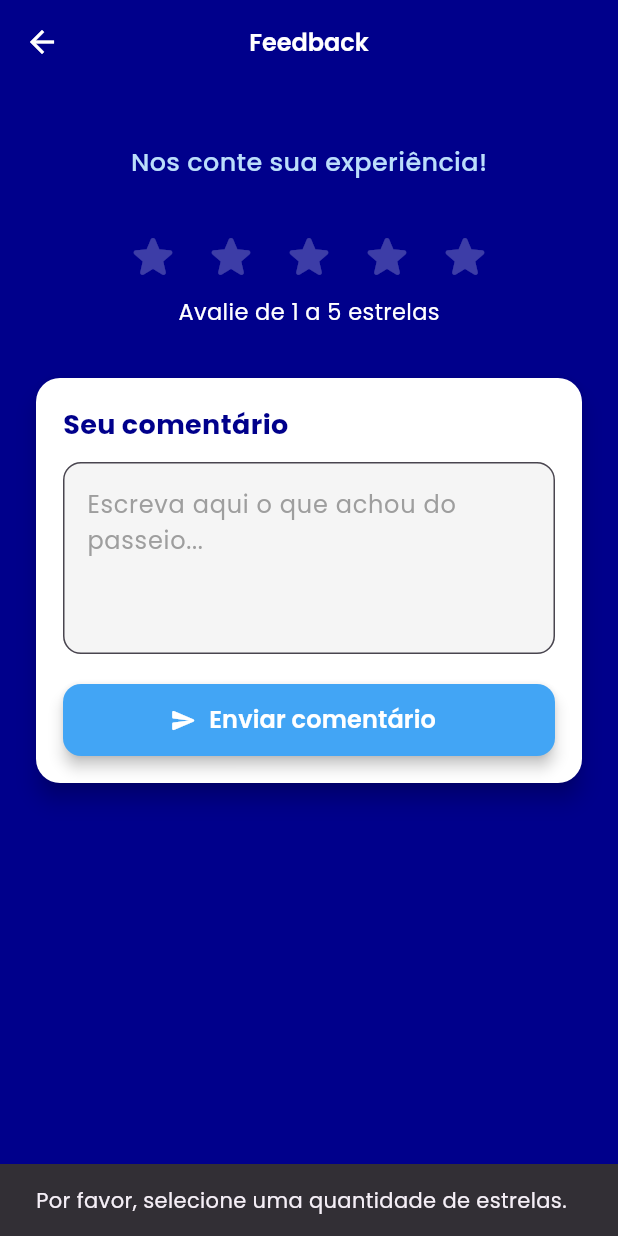
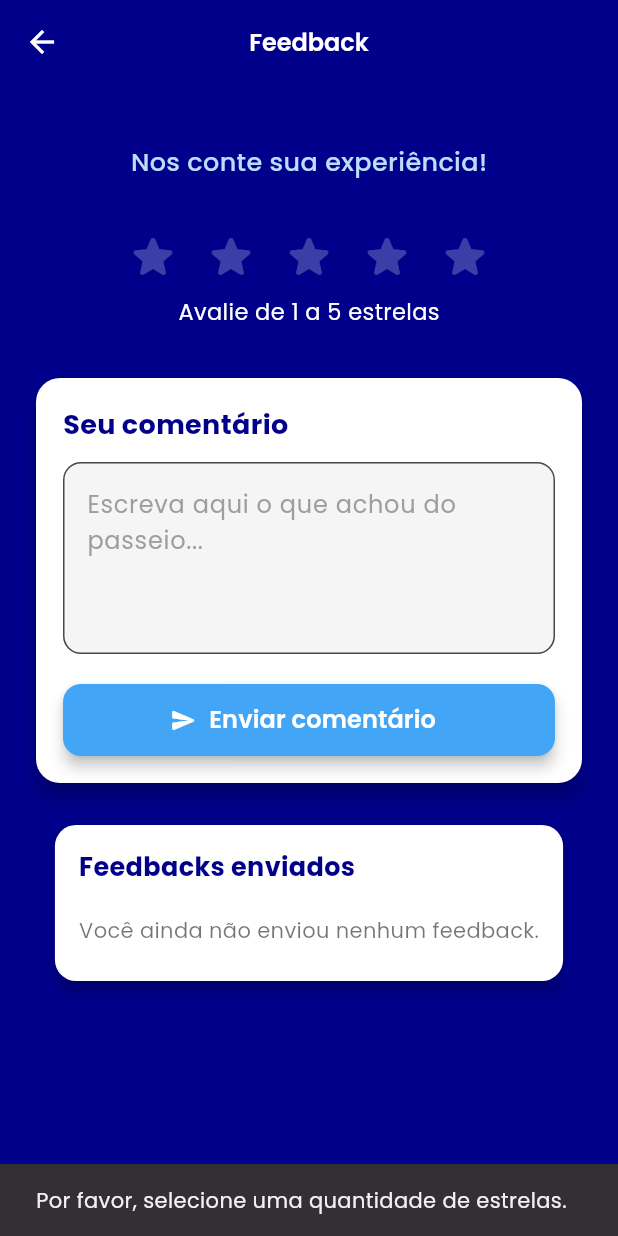
Before and after one commit to anajugrzyb/jampa-trip-frontend, a Flutter app: the FeedbackPage screen opened directly, after a tap on "Enviar comentário", on a phone screen of 412 x 824 dp. Run offline on Flutter 3.47's test engine with Material 3 defaults, Android fonts, the phone set to English and light mode, and no system bars; our stand-ins replace flutter_multi_formatter, flutter_time_picker_spinner, google_fonts, image_picker, smooth_page_indicator, sqflite and 1 more; accounts and stored records are empty.

Commit message:
Improve feedback system

```diff
--- a/lib/data/db_helper.dart
+++ b/lib/data/db_helper.dart
@@ -20,7 +20,7 @@ class DBHelper {
 
     return await openDatabase(
       path,
-      version: 14,
+      version: 15,
       onCreate: (db, version) async {
         await _createTables(db);
       },
@@ -66,6 +66,10 @@ class DBHelper {
             await db.execute(
                 "ALTER TABLE reservas ADD COLUMN status TEXT DEFAULT 'pendente'");
           } catch (_) {}
+        }
+
+        if (oldVersion < 15) {
+          await _createFeedbackTable(db);
         }
       },
 
@@ -141,6 +145,19 @@ class DBHelper {
         cvv TEXT
       )
     ''');
+
+    await _createFeedbackTable(db);
+  }
+
+  Future<void> _createFeedbackTable(Database db) async {
+    await db.execute('''
+      CREATE TABLE IF NOT EXISTS feedbacks (
+        id INTEGER PRIMARY KEY AUTOINCREMENT,
+        rating INTEGER,
+        comment TEXT,
+        created_at TEXT
+      )
+    ''');
   }
 
   Future<int> insertUser(Map<String, dynamic> user) async {
@@ -182,6 +199,23 @@ class DBHelper {
   Future<int> insertCompany(Map<String, dynamic> company) async {
     final dbClient = await db;
     return await dbClient.insert('companies', company);
+  }
+
+  Future<int> insertFeedback({required int rating, required String comment}) async {
+    final dbClient = await db;
+    return await dbClient.insert('feedbacks', {
+      'rating': rating,
+      'comment': comment,
+      'created_at': DateTime.now().toIso8601String(),
+    });
+  }
+
+  Future<List<Map<String, dynamic>>> getFeedbacks() async {
+    final dbClient = await db;
+    return await dbClient.query(
+      'feedbacks',
+      orderBy: 'created_at DESC',
+    );
   }
 
   Future<Map<String, dynamic>?> getCompany(String email, String password) async {
--- a/lib/pages/feedback_page.dart
+++ b/lib/pages/feedback_page.dart
@@ -1,4 +1,6 @@
 import 'package:flutter/material.dart';
+
+import '../data/db_helper.dart';
 
 class FeedbackPage extends StatefulWidget {
   const FeedbackPage({super.key});
@@ -9,9 +11,33 @@ class FeedbackPage extends StatefulWidget {
 
 class _FeedbackPageState extends State<FeedbackPage> {
   int _rating = 0;
+  bool _isSubmitting = false;
+  bool _isLoading = true;
+  final DBHelper _dbHelper = DBHelper();
   final TextEditingController _controller = TextEditingController();
+  List<Map<String, dynamic>> _feedbacks = [];
 
-  void _submitFeedback() {
+  @override
+  void initState() {
+    super.initState();
+    _loadFeedbacks();
+  }
+
+  Future<void> _loadFeedbacks() async {
+    final feedbacks = await _dbHelper.getFeedbacks();
+    if (mounted) {
+      setState(() {
+        _feedbacks = feedbacks;
+        _isLoading = false;
+      });
+    }
+  }
+
+  Future<void> _submitFeedback() async {
+    if (_isSubmitting) return;
+
+    final comment = _controller.text.trim();
+
     if (_rating == 0) {
       ScaffoldMessenger.of(context).showSnackBar(
         const SnackBar(
@@ -20,6 +46,20 @@ class _FeedbackPageState extends State<FeedbackPage> {
       );
       return;
     }
+
+    if (comment.isEmpty) {
+      ScaffoldMessenger.of(context).showSnackBar(
+        const SnackBar(
+          content: Text("Por favor, escreva um comentário antes de enviar."),
+        ),
+      );
+      return;
+    }
+
+    setState(() => _isSubmitting = true);
+
+    await _dbHelper.insertFeedback(rating: _rating, comment: comment);
+    await _loadFeedbacks();
 
     ScaffoldMessenger.of(context).showSnackBar(
       const SnackBar(
@@ -30,7 +70,14 @@ class _FeedbackPageState extends State<FeedbackPage> {
     setState(() {
       _rating = 0;
       _controller.clear();
+      _isSubmitting = false;
     });
+  }
+
+  @override
+  void dispose() {
+    _controller.dispose();
+    super.dispose();
   }
 
   @override
@@ -133,7 +180,7 @@ class _FeedbackPageState extends State<FeedbackPage> {
                       width: double.infinity,
                       height: 48,
                       child: ElevatedButton.icon(
-                        onPressed: _submitFeedback,
+                        onPressed: _isSubmitting ? null : _submitFeedback,
                         style: ElevatedButton.styleFrom(
                           backgroundColor: azulClaro,
                           elevation: 4,
@@ -142,9 +189,9 @@ class _FeedbackPageState extends State<FeedbackPage> {
                           ),
                         ),
                         icon: const Icon(Icons.send_rounded, color: Colors.white),
-                        label: const Text(
-                          "Enviar comentário",
-                          style: TextStyle(
+                        label: Text(
+                          _isSubmitting ? "Enviando..." : "Enviar comentário",
+                          style: const TextStyle(
                             fontSize: 16,
                             fontWeight: FontWeight.w600,
                             color: Colors.white,
@@ -159,11 +206,91 @@ class _FeedbackPageState extends State<FeedbackPage> {
 
             const SizedBox(height: 20),
 
+            Card(
+              color: Colors.white,
+              elevation: 4,
+              shape: RoundedRectangleBorder(
+                borderRadius: BorderRadius.circular(14),
+              ),
+              child: Padding(
+                padding: const EdgeInsets.all(16),
+                child: Column(
+                  crossAxisAlignment: CrossAxisAlignment.start,
+                  children: [
+                    Text(
+                      "Feedbacks enviados",
+                      style: TextStyle(
+                        color: azulEscuro,
+                        fontSize: 17,
+                        fontWeight: FontWeight.w700,
+                      ),
+                    ),
+                    const SizedBox(height: 12),
+                    if (_isLoading)
+                      const Center(
+                        child: Padding(
+                          padding: EdgeInsets.symmetric(vertical: 12),
+                          child: CircularProgressIndicator(),
+                        ),
+                      )
+                    else if (_feedbacks.isEmpty)
+                      const Padding(
+                        padding: EdgeInsets.symmetric(vertical: 8),
+                        child: Text(
+                          "Você ainda não enviou nenhum feedback.",
+                          style: TextStyle(color: Colors.black54),
+                        ),
+                      )
+                    else
+                      ListView.separated(
+                        itemCount: _feedbacks.length,
+                        shrinkWrap: true,
+                        physics: const NeverScrollableScrollPhysics(),
+                        separatorBuilder: (_, __) => const Divider(),
+                        itemBuilder: (context, index) {
+                          final item = _feedbacks[index];
+                          final createdAt = DateTime.tryParse(
+                                  item['created_at']?.toString() ?? '') ??
+                              DateTime.now();
+
+                          return ListTile(
+                            dense: true,
+                            contentPadding: EdgeInsets.zero,
+                            leading: Row(
+                              mainAxisSize: MainAxisSize.min,
+                              children: List.generate(
+                                5,
+                                (i) => Icon(
+                                  Icons.star_rounded,
+                                  size: 20,
+                                  color: i < (item['rating'] as int? ?? 0)
+                                      ? Colors.amber
+                                      : Colors.grey[300],
+                                ),
+                              ),
+                            ),
+                            title: Text(
+                              item['comment'] as String? ?? '',
+                              style: const TextStyle(
+                                color: Colors.black87,
+                                fontWeight: FontWeight.w600,
+                              ),
+                            ),
+                            subtitle: Text(
+                              "Enviado em ${createdAt.day.toString().padLeft(2, '0')}/${createdAt.month.toString().padLeft(2, '0')}/${createdAt.year}",
+                              style: const TextStyle(color: Colors.black54),
+                            ),
+                          );
+                        },
+                      ),
+                  ],
+                ),
+              ),
+            ),
+
           ],
         ),
       ),
     );
   }
-
-
-  }
+}
```
